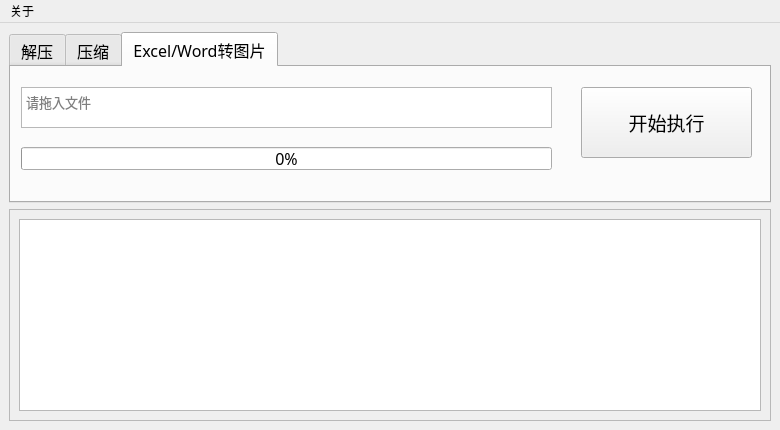
Before: the Qt Designer form GUI.ui in 1061700625/small-tools, drawn with Qt 5.
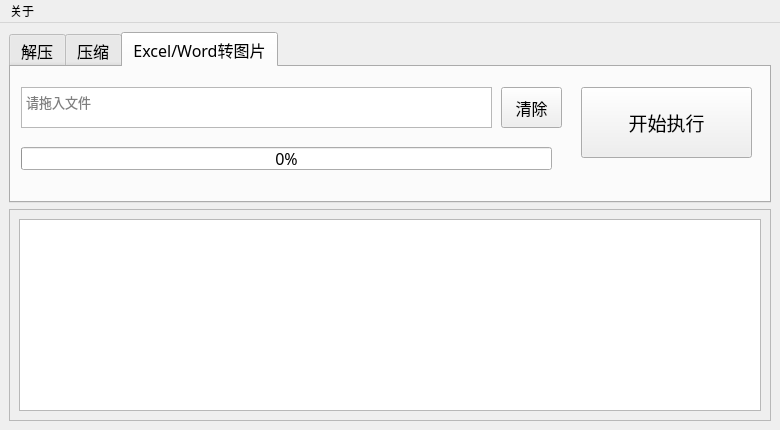
After: the same form once the commit is applied.

Commit message: 添加清除按钮

```diff
--- a/GUI.ui
+++ b/GUI.ui
@@ -195,7 +195,7 @@
          <rect>
           <x>10</x>
           <y>20</y>
-          <width>531</width>
+          <width>471</width>
           <height>41</height>
          </rect>
         </property>
@@ -238,6 +238,19 @@
          <string>开始执行</string>
         </property>
        </widget>
+       <widget class="QPushButton" name="pushButton_wps2image_clear">
+        <property name="geometry">
+         <rect>
+          <x>490</x>
+          <y>20</y>
+          <width>61</width>
+          <height>41</height>
+         </rect>
+        </property>
+        <property name="text">
+         <string>清除</string>
+        </property>
+       </widget>
       </widget>
      </widget>
     </item>
```
Left out of the diff: 81 changed lines with no effect on the pictures. The commit also changes 2 other files.
